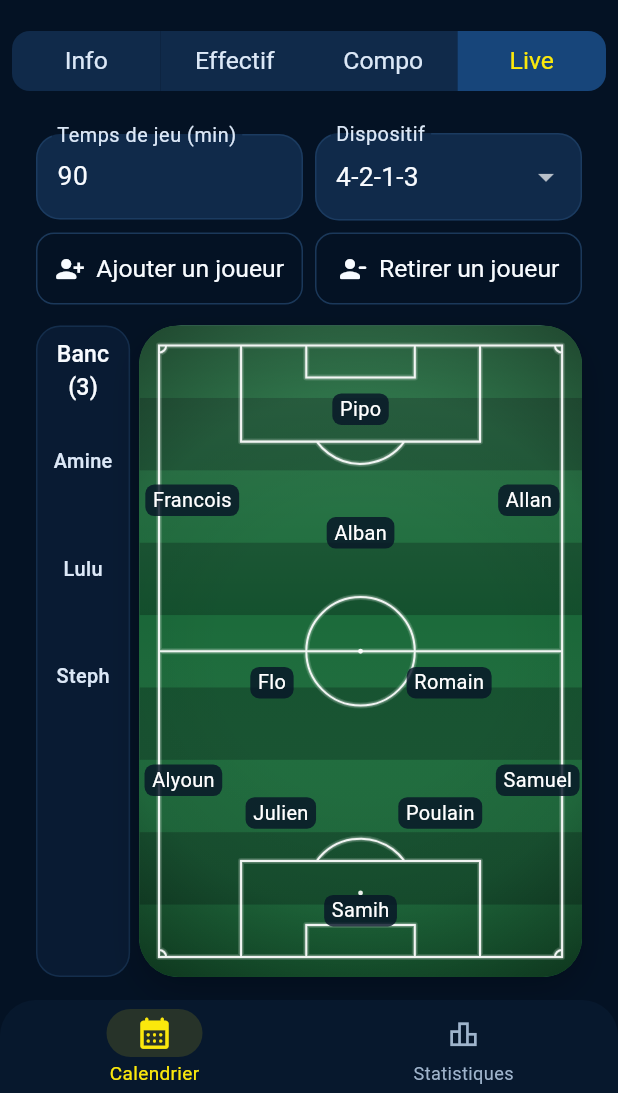
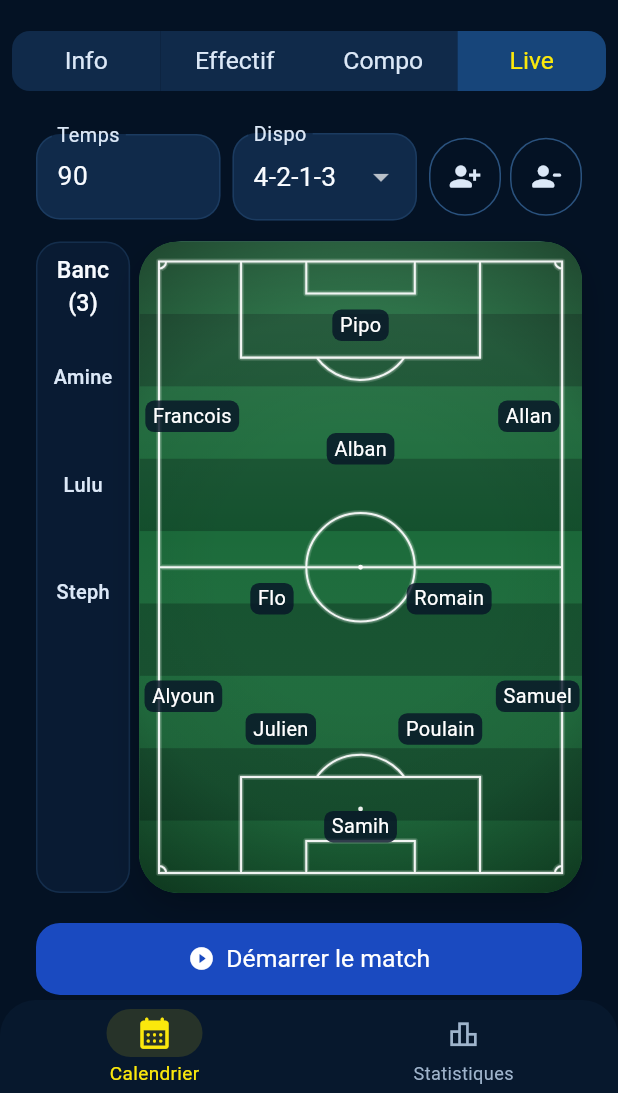
Before and after one commit to samihchaa-wq/-AS-Grinta-Live-Demo, a Flutter app: the screen it shows after launch, on a phone screen of 412 x 824 dp, the part 143-1236 px from its top. Run offline on Flutter 3.47's test engine with Material 3 defaults, Android fonts, the phone set to English and light mode, and no system bars; our stand-ins replace flutter_riverpod, go_router, share_plus, shared_preferences, supabase_flutter; missing offline and left inert: dart:js_interop; accounts and stored records are empty.

Commit message:
Live : réglages d'avant-match sur une ligne (Temps, Dispo, ajouter, retirer)
Co-Authored-By: Claude Opus 5.5 <noreply@anthropic.com>
Claude-Session: https://claude.ai/code/session_01JuPbZCL3wtb9bfbTKCZ6GT

```diff
--- a/lib/features/match_live/presentation/match_live_pre_kickoff_page.dart
+++ b/lib/features/match_live/presentation/match_live_pre_kickoff_page.dart
@@ -188,38 +188,28 @@ class _MatchLivePreKickoffPageState
           ),
         );
 
-    Widget button({
+    Widget iconAction({
       required IconData icon,
-      required String label,
+      required String tooltip,
       required VoidCallback? onPressed,
     }) =>
-        Expanded(
-          child: SizedBox(
-            height: 48,
-            child: OutlinedButton.icon(
+        IconButton.outlined(
+          tooltip: tooltip,
           onPressed: onPressed,
-              icon: Icon(icon, size: 20),
-              style: OutlinedButton.styleFrom(
-                padding: const EdgeInsets.symmetric(horizontal: 8),
-              ),
-              label: FittedBox(fit: BoxFit.scaleDown, child: Text(label)),
-            ),
-          ),
+          constraints: const BoxConstraints.tightFor(width: 48, height: 52),
+          icon: Icon(icon),
         );
 
-    // Deux lignes : les libellés « Temps de jeu » et « Dispositif » ont la
-    // place de s'afficher en entier.
-    return Column(
+    // Une seule ligne : temps de jeu, dispositif, ajouter et retirer.
+    return Row(
       key: const ValueKey('live-pre-kickoff-controls'),
-      children: [
-        Row(
       children: [
         Expanded(
           child: TextField(
             controller: _durationController,
             keyboardType: TextInputType.number,
             enabled: !_busy,
-                decoration: decoration('Temps de jeu (min)'),
+            decoration: decoration('Temps'),
           ),
         ),
         const SizedBox(width: 8),
@@ -228,7 +218,7 @@ class _MatchLivePreKickoffPageState
             key: ValueKey('squad-formation-${lineup.formationCode}'),
             initialValue: formation.code,
             isExpanded: true,
-                decoration: decoration('Dispositif'),
+            decoration: decoration('Dispo'),
             items: [
               for (final item in footballFormations)
                 DropdownMenuItem(value: item.code, child: Text(item.code)),
@@ -240,14 +230,10 @@ class _MatchLivePreKickoffPageState
                   },
           ),
         ),
-          ],
-        ),
-        const SizedBox(height: 8),
-        Row(
-          children: [
-            button(
+        const SizedBox(width: 8),
+        iconAction(
           icon: Icons.person_add_alt_1_rounded,
-              label: 'Ajouter un joueur',
+          tooltip: 'Ajouter un joueur',
           onPressed: controlsDisabled
               ? null
               : () => showMatchLiveAddPlayerSheet(
@@ -256,13 +242,11 @@ class _MatchLivePreKickoffPageState
                     matchId: widget.matchId,
                   ),
         ),
-            const SizedBox(width: 8),
-            button(
+        const SizedBox(width: 6),
+        iconAction(
           icon: Icons.person_remove_rounded,
-              label: 'Retirer un joueur',
+          tooltip: 'Retirer un joueur',
           onPressed: controlsDisabled ? null : () => _removePlayer(lineup),
-            ),
-          ],
         ),
       ],
     );
```
Lines whose indentation alone changed are shown as unchanged.
